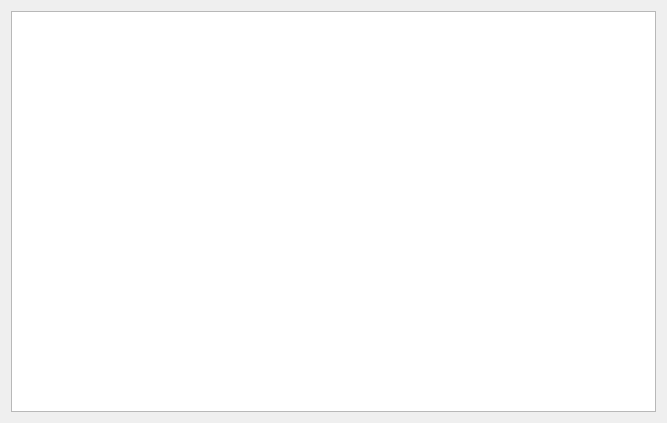
Before: the Qt Designer form src/corelayers/filetransfer/filetransferdialog.ui in euroelessar/qutim, drawn with Qt 5.
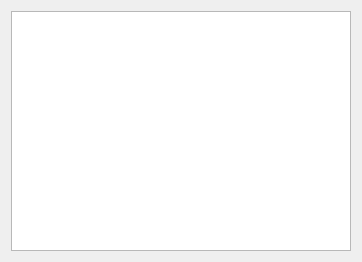
After: the same form once the commit is applied.

```diff
--- a/src/corelayers/filetransfer/filetransferdialog.ui
+++ b/src/corelayers/filetransfer/filetransferdialog.ui
@@ -6,22 +6,25 @@
    <rect>
     <x>0</x>
     <y>0</y>
-    <width>667</width>
-    <height>423</height>
+    <width>362</width>
+    <height>262</height>
    </rect>
   </property>
+  <property name="minimumSize">
+   <size>
+    <width>250</width>
+    <height>250</height>
+   </size>
+  </property>
   <property name="windowTitle">
    <string>File transfer manager</string>
   </property>
   <layout class="QVBoxLayout" name="verticalLayout">
    <item>
-    <widget class="QTableView" name="jobsView">
-     <property name="showGrid">
-      <bool>false</bool>
+    <widget class="QListView" name="jobsView">
+     <property name="resizeMode">
+      <enum>QListView::Adjust</enum>
      </property>
-     <attribute name="verticalHeaderVisible">
-      <bool>false</bool>
-     </attribute>
     </widget>
    </item>
   </layout>
```
